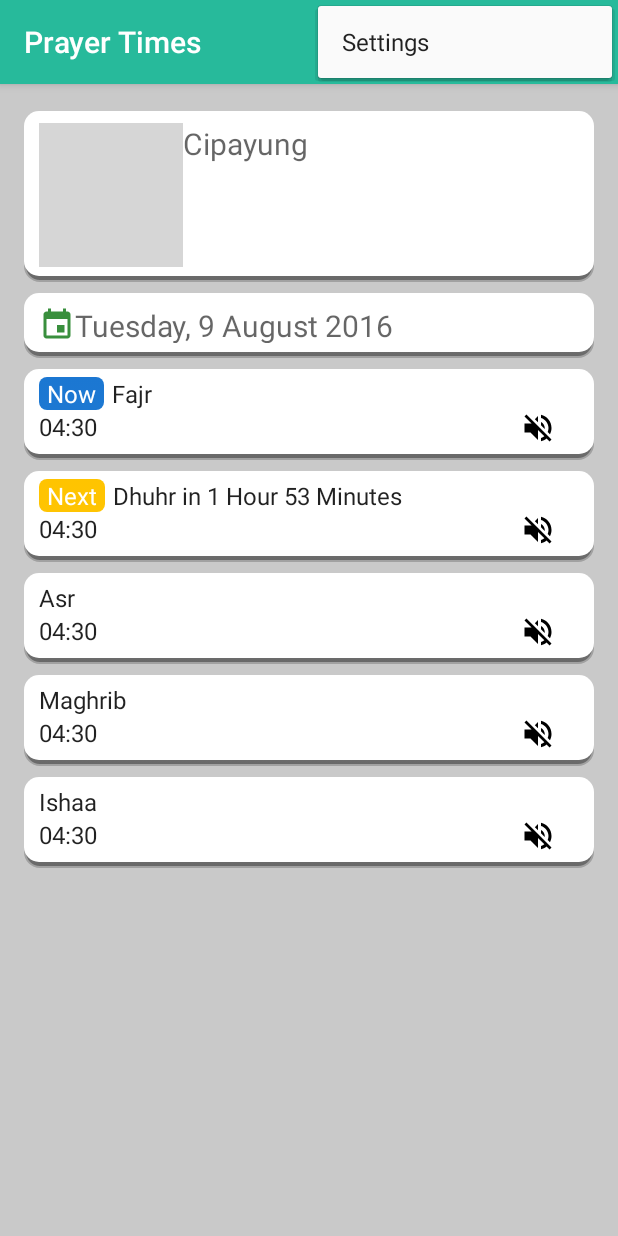
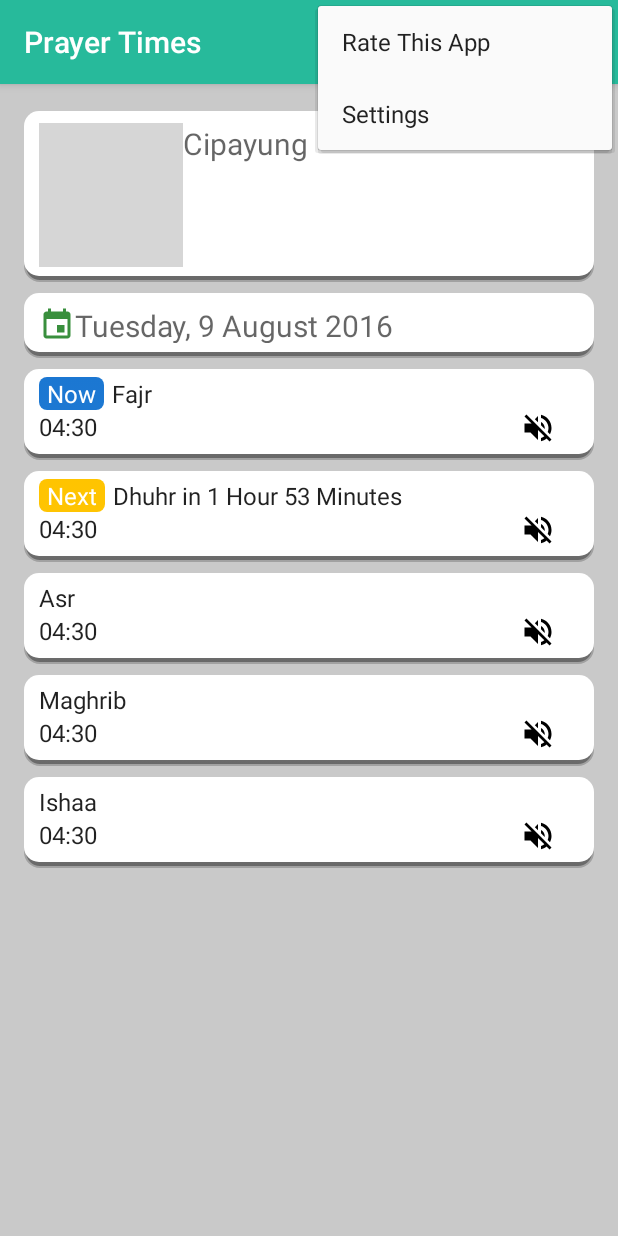
Before and after one commit to krisnandi/muslimbot-android, an Android app: the screen it shows after launch (MainActivity), with the options menu open, on a phone screen of 412 x 824 dp. Run offline under Robolectric (Android 15) with nearby library versions, the phone set to English and light mode, and no system bars; grey boxes are pictures that could not be loaded.

Commit message:
-tidying up basic function -add action button -prepare to integrate data to UI.

```diff
--- a/app/src/main/AndroidManifest.xml
+++ b/app/src/main/AndroidManifest.xml
@@ -23,6 +23,7 @@
         <activity
             android:name=".MainActivity"
             android:label="@string/app_name"
+            android:screenOrientation="portrait"
             android:theme="@style/Theme.AppCompat.DayNight.NoActionBar">
             <intent-filter>
                 <action android:name="android.intent.action.MAIN"/>
--- /dev/null
+++ b/app/src/main/res/drawable/ic_autorenew_black_24dp.xml
@@ -0,0 +1,9 @@
+<vector xmlns:android="http://schemas.android.com/apk/res/android"
+        android:width="24dp"
+        android:height="24dp"
+        android:viewportWidth="24.0"
+        android:viewportHeight="24.0">
+    <path
+        android:fillColor="#ffffff"
+        android:pathData="M12,6v3l4,-4 -4,-4v3c-4.42,0 -8,3.58 -8,8 0,1.57 0.46,3.03 1.24,4.26L6.7,14.8c-0.45,-0.83 -0.7,-1.79 -0.7,-2.8 0,-3.31 2.69,-6 6,-6zM18.76,7.74L17.3,9.2c0.44,0.84 0.7,1.79 0.7,2.8 0,3.31 -2.69,6 -6,6v-3l-4,4 4,4v-3c4.42,0 8,-3.58 8,-8 0,-1.57 -0.46,-3.03 -1.24,-4.26z"/>
+</vector>
--- a/app/src/main/res/menu/menu_main.xml
+++ b/app/src/main/res/menu/menu_main.xml
@@ -2,9 +2,28 @@
       xmlns:app="http://schemas.android.com/apk/res-auto"
       xmlns:tools="http://schemas.android.com/tools"
       tools:context="com.krisnandi.prayertimes.MainActivity">
+
+    <!-- "Mark Favorite", should appear as action button if possible -->
+    <item
+        android:id="@+id/action_refresh"
+        android:icon="@drawable/ic_autorenew_black_24dp"
+        android:title="@string/action_refresh"
+        app:showAsAction="ifRoom"/>
+
+
+    <item
+        android:id="@+id/rate_app"
+        android:orderInCategory="100"
+        android:title="@string/action_rateapp"
+        app:showAsAction="never"/>
+
+
     <item
         android:id="@+id/action_settings"
         android:orderInCategory="100"
         android:title="@string/action_settings"
         app:showAsAction="never"/>
+
+
+
 </menu>
```
Also changed, not shown: app/src/main/java/com/krisnandi/prayertimes/MainActivity.java (+15 -42 lines), app/src/main/java/com/krisnandi/prayertimes/userData.java (+99 -42 lines).
